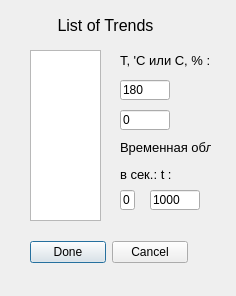
This is choicetrend.ui in Rivares/5part as Qt 5 draws it before an edit. The edited form follows.
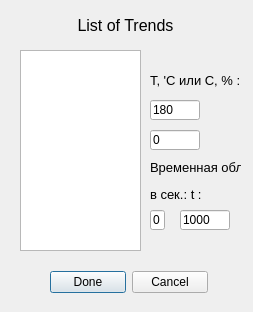
This is the edited form.

Diff of the .ui file:
```diff
--- a/choicetrend.ui
+++ b/choicetrend.ui
@@ -6,8 +6,8 @@
    <rect>
     <x>0</x>
     <y>0</y>
-    <width>236</width>
-    <height>296</height>
+    <width>253</width>
+    <height>312</height>
    </rect>
   </property>
   <property name="windowTitle">
@@ -16,8 +16,8 @@
   <widget class="QWidget" name="layoutWidget">
    <property name="geometry">
     <rect>
-     <x>30</x>
-     <y>240</y>
+     <x>50</x>
+     <y>270</y>
      <width>158</width>
      <height>25</height>
     </rect>
@@ -42,17 +42,17 @@
   <widget class="QListWidget" name="widgetListTrends">
    <property name="geometry">
     <rect>
-     <x>30</x>
+     <x>20</x>
      <y>50</y>
-     <width>71</width>
-     <height>171</height>
+     <width>121</width>
+     <height>201</height>
     </rect>
    </property>
   </widget>
   <widget class="QLabel" name="label">
    <property name="geometry">
     <rect>
-     <x>50</x>
+     <x>70</x>
      <y>10</y>
      <width>111</width>
      <height>31</height>
@@ -65,8 +65,8 @@
   <widget class="QLabel" name="label_5">
    <property name="geometry">
     <rect>
-     <x>120</x>
-     <y>50</y>
+     <x>150</x>
+     <y>70</y>
      <width>101</width>
      <height>22</height>
     </rect>
@@ -81,8 +81,8 @@
    </property>
    <property name="geometry">
     <rect>
-     <x>120</x>
-     <y>110</y>
+     <x>150</x>
+     <y>130</y>
      <width>50</width>
      <height>20</height>
     </rect>
@@ -103,8 +103,8 @@
   <widget class="QLineEdit" name="inputRightYOfTrend">
    <property name="geometry">
     <rect>
-     <x>120</x>
-     <y>80</y>
+     <x>150</x>
+     <y>100</y>
      <width>50</width>
      <height>20</height>
     </rect>
@@ -122,8 +122,8 @@
   <widget class="QLabel" name="label_2">
    <property name="geometry">
     <rect>
-     <x>120</x>
-     <y>140</y>
+     <x>150</x>
+     <y>160</y>
      <width>91</width>
      <height>41</height>
     </rect>
@@ -135,8 +135,8 @@
   <widget class="QLineEdit" name="inputLeftXOfTrend">
    <property name="geometry">
     <rect>
-     <x>120</x>
-     <y>190</y>
+     <x>150</x>
+     <y>210</y>
      <width>15</width>
      <height>20</height>
     </rect>
@@ -157,8 +157,8 @@
   <widget class="QLineEdit" name="inputRightXOfTrend">
    <property name="geometry">
     <rect>
-     <x>150</x>
-     <y>190</y>
+     <x>180</x>
+     <y>210</y>
      <width>50</width>
      <height>20</height>
     </rect>
```
